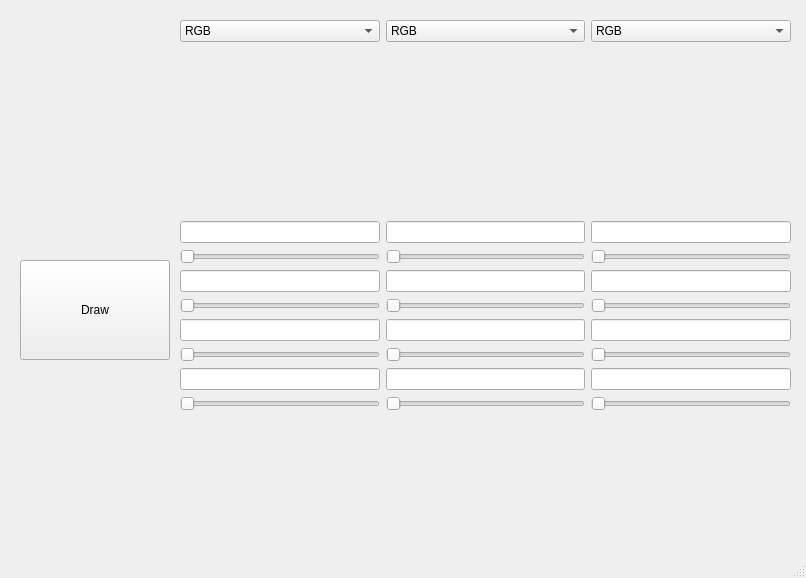
First picture: the form in ColorModels/mainwindow.ui, repository Leshenka1/color_models-PKG_1_lab-, before the edit.
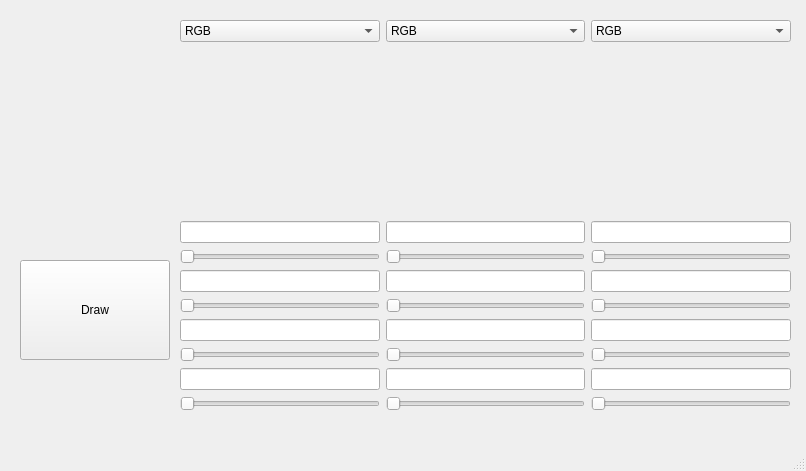
Second picture: the form after the edit.

Patch:
```diff
--- a/ColorModels/mainwindow.ui
+++ b/ColorModels/mainwindow.ui
@@ -7,7 +7,7 @@
     <x>0</x>
     <y>0</y>
     <width>806</width>
-    <height>578</height>
+    <height>471</height>
    </rect>
   </property>
   <property name="windowTitle">
```
Left out of the diff: 2 changed lines with no effect on the pictures.
